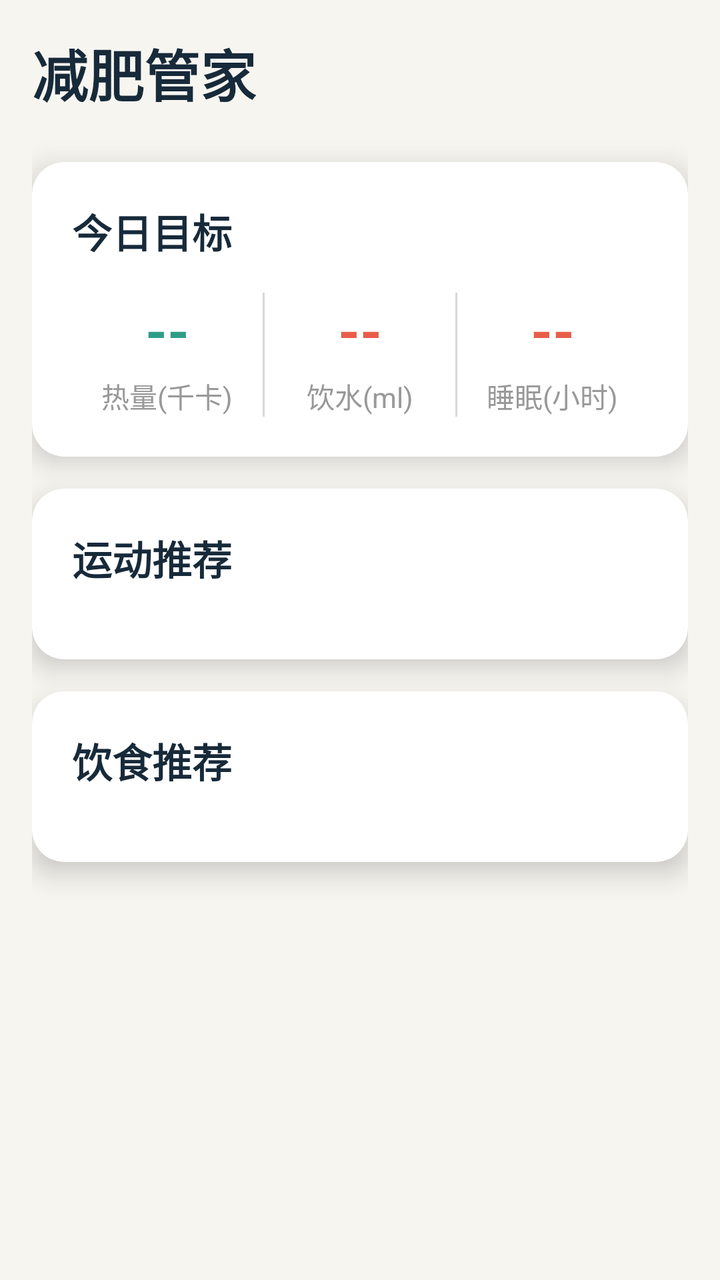
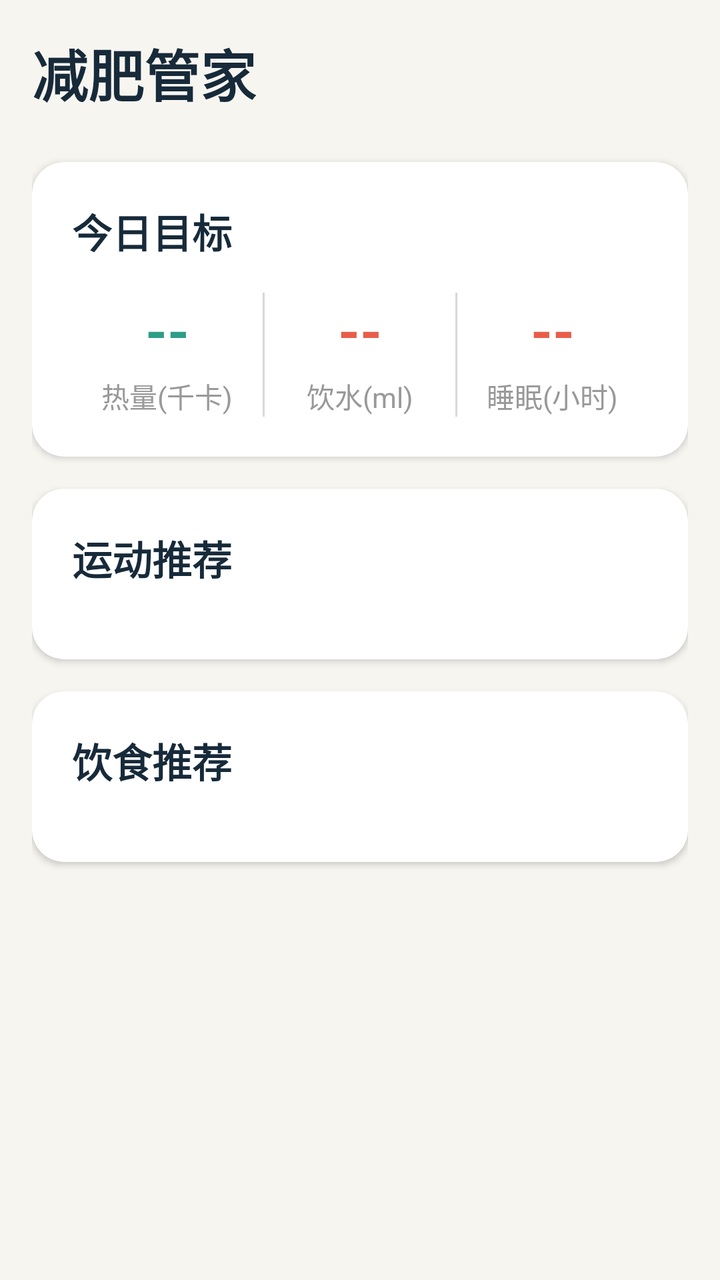

Two renders of the same Android screen: before a commit and after it. Below are the layout's source before the change and the commit's diff.
<!-- AndroidManifest.xml: application theme Theme.WeightLossBetting -->
<!-- res/layout/fragment_coach.xml -->
<?xml version="1.0" encoding="utf-8"?>
<androidx.core.widget.NestedScrollView xmlns:android="http://schemas.android.com/apk/res/android"
    xmlns:app="http://schemas.android.com/apk/res-auto"
    android:layout_width="match_parent"
    android:layout_height="match_parent"
    android:fillViewport="true"
    android:background="@color/xui_config_color_background">

    <LinearLayout
        android:layout_width="match_parent"
        android:layout_height="wrap_content"
        android:orientation="vertical"
        android:paddingStart="16dp"
        android:paddingEnd="16dp"
        android:paddingTop="16dp"
        android:paddingBottom="80dp">

        <TextView
            android:layout_width="wrap_content"
            android:layout_height="wrap_content"
            android:text="减肥管家"
            android:textSize="28sp"
            android:textStyle="bold"
            android:textColor="@color/xui_config_color_text_title"
            android:layout_marginBottom="24dp" />

        
        <androidx.cardview.widget.CardView
            android:layout_width="match_parent"
            android:layout_height="wrap_content"
            android:layout_marginBottom="16dp"
            app:cardCornerRadius="16dp"
            app:cardElevation="8dp">

            <LinearLayout
                android:layout_width="match_parent"
                android:layout_height="wrap_content"
                android:orientation="vertical"
                android:padding="20dp">

                <TextView
                    android:layout_width="wrap_content"
                    android:layout_height="wrap_content"
                    android:text="今日目标"
                    android:textSize="20sp"
                    android:textStyle="bold"
                    android:textColor="@color/xui_config_color_text_title"
                    android:layout_marginBottom="16dp" />

                <LinearLayout
                    android:layout_width="match_parent"
                    android:layout_height="wrap_content"
                    android:orientation="horizontal">

                    <LinearLayout
                        android:layout_width="0dp"
                        android:layout_height="wrap_content"
                        android:layout_weight="1"
                        android:orientation="vertical"
                        android:gravity="center">

                        <TextView
                            android:id="@+id/tvCalories"
                            android:layout_width="wrap_content"
                            android:layout_height="wrap_content"
                            android:text="--"
                            android:textSize="28sp"
                            android:textStyle="bold"
                            android:textColor="@color/brand_accent" />

                        <TextView
                            android:layout_width="wrap_content"
                            android:layout_height="wrap_content"
                            android:text="热量(千卡)"
                            android:textSize="14sp"
                            android:textColor="@color/xui_config_color_text_gray"
                            android:layout_marginTop="4dp" />

                    </LinearLayout>

                    <View
                        android:layout_width="1dp"
                        android:layout_height="match_parent"
                        android:background="@color/xui_config_color_divider" />

                    <LinearLayout
                        android:layout_width="0dp"
                        android:layout_height="wrap_content"
                        android:layout_weight="1"
                        android:orientation="vertical"
                        android:gravity="center">

                        <TextView
                            android:id="@+id/tvWater"
                            android:layout_width="wrap_content"
                            android:layout_height="wrap_content"
                            android:text="--"
                            android:textSize="28sp"
                            android:textStyle="bold"
                            android:textColor="@color/brand_primary" />

                        <TextView
                            android:layout_width="wrap_content"
                            android:layout_height="wrap_content"
                            android:text="饮水(ml)"
                            android:textSize="14sp"
                            android:textColor="@color/xui_config_color_text_gray"
                            android:layout_marginTop="4dp" />

                    </LinearLayout>

                    <View
                        android:layout_width="1dp"
                        android:layout_height="match_parent"
                        android:background="@color/xui_config_color_divider" />

                    <LinearLayout
                        android:layout_width="0dp"
                        android:layout_height="wrap_content"
                        android:layout_weight="1"
                        android:orientation="vertical"
                        android:gravity="center">

                        <TextView
                            android:id="@+id/tvSleep"
                            android:layout_width="wrap_content"
                            android:layout_height="wrap_content"
                            android:text="--"
                            android:textSize="28sp"
                            android:textStyle="bold"
                            android:textColor="@color/brand_primary" />

                        <TextView
                            android:layout_width="wrap_content"
                            android:layout_height="wrap_content"
                            android:text="睡眠(小时)"
                            android:textSize="14sp"
                            android:textColor="@color/xui_config_color_text_gray"
                            android:layout_marginTop="4dp" />

                    </LinearLayout>

                </LinearLayout>

            </LinearLayout>

        </androidx.cardview.widget.CardView>

        
        <androidx.cardview.widget.CardView
            android:layout_width="match_parent"
            android:layout_height="wrap_content"
            android:layout_marginBottom="16dp"
            app:cardCornerRadius="16dp"
            app:cardElevation="8dp">

            <LinearLayout
                android:layout_width="match_parent"
                android:layout_height="wrap_content"
                android:orientation="vertical"
                android:padding="20dp">

                <TextView
                    android:layout_width="wrap_content"
                    android:layout_height="wrap_content"
                    android:text="运动推荐"
                    android:textSize="20sp"
                    android:textStyle="bold"
                    android:textColor="@color/xui_config_color_text_title"
                    android:layout_marginBottom="16dp" />

                <LinearLayout
                    android:id="@+id/llExerciseRecommendations"
                    android:layout_width="match_parent"
                    android:layout_height="wrap_content"
                    android:orientation="vertical" />

            </LinearLayout>

        </androidx.cardview.widget.CardView>

        
        <androidx.cardview.widget.CardView
            android:layout_width="match_parent"
            android:layout_height="wrap_content"
            android:layout_marginBottom="16dp"
            app:cardCornerRadius="16dp"
            app:cardElevation="8dp">

            <LinearLayout
                android:layout_width="match_parent"
                android:layout_height="wrap_content"
                android:orientation="vertical"
                android:padding="20dp">

                <TextView
                    android:layout_width="wrap_content"
                    android:layout_height="wrap_content"
                    android:text="饮食推荐"
                    android:textSize="20sp"
                    android:textStyle="bold"
                    android:textColor="@color/xui_config_color_text_title"
                    android:layout_marginBottom="16dp" />

                <LinearLayout
                    android:id="@+id/llDietRecommendations"
                    android:layout_width="match_parent"
                    android:layout_height="wrap_content"
                    android:orientation="vertical" />

            </LinearLayout>

        </androidx.cardview.widget.CardView>

        
        <androidx.cardview.widget.CardView
            android:layout_width="match_parent"
            android:layout_height="wrap_content"
            android:layout_marginBottom="16dp"
            app:cardCornerRadius="16dp"
            app:cardElevation="8dp"
            android:visibility="gone"
            android:id="@+id/cvTips">

            <LinearLayout
                android:layout_width="match_parent"
                android:layout_height="wrap_content"
                android:orientation="vertical"
                android:padding="20dp">

                <TextView
                    android:layout_width="wrap_content"
                    android:layout_height="wrap_content"
                    android:text="综合建议"
                    android:textSize="20sp"
                    android:textStyle="bold"
                    android:textColor="@color/xui_config_color_text_title"
                    android:layout_marginBottom="16dp" />

                <TextView
                    android:id="@+id/tvTips"
                    android:layout_width="match_parent"
                    android:layout_height="wrap_content"
                    android:textSize="16sp"
                    android:textColor="@color/xui_config_color_text_content" />

            </LinearLayout>

        </androidx.cardview.widget.CardView>

        
        <ProgressBar
            android:id="@+id/progressBar"
            android:layout_width="wrap_content"
            android:layout_height="wrap_content"
            android:layout_gravity="center"
            android:visibility="gone" />

        
        <TextView
            android:id="@+id/tvEmptyMessage"
            android:layout_width="match_parent"
            android:layout_height="wrap_content"
            android:gravity="center"
            android:text="暂无推荐数据"
            android:textSize="16sp"
            android:textColor="@color/xui_config_color_text_gray"
            android:padding="32dp"
            android:visibility="gone" />

    </LinearLayout>

</androidx.core.widget.NestedScrollView>
<!-- resources referenced by this layout -->
<resources>
  <color name="brand_accent">#FF2E9D87</color>
  <color name="brand_primary">#FFE85D4A</color>
  <color name="xui_config_color_background">#FFF7F5F0</color>
  <color name="xui_config_color_divider">#D8D8D8</color>
  <color name="xui_config_color_text_content">#FF52616B</color>
  <color name="xui_config_color_text_gray">#999999</color>
  <color name="xui_config_color_text_title">#FF172A3A</color>
  <style name="Theme.WeightLossBetting" parent="Theme.MaterialComponents.Light.NoActionBar">
          <item name="colorPrimary">@color/brand_primary</item>
          <item name="colorPrimaryDark">@color/brand_primary_dark</item>
          <item name="colorAccent">@color/brand_accent</item>
          <item name="android:statusBarColor">@color/brand_primary_dark</item>
          <item name="android:navigationBarColor">@color/brand_background</item>
          <item name="android:windowLightStatusBar">false</item>
          <item name="android:windowLightNavigationBar">true</item>
          
          
          <item name="XUIThemeStyle">@style/XUITheme.Phone</item>
      </style>
  <color name="brand_primary_dark">#FFB94235</color>
  <color name="brand_background">#FFF7F5F0</color>
</resources>

<!-- the commit's change to res/layout/fragment_coach.xml (unified diff, before → after) -->
@@ -4,7 +4,7 @@
     android:layout_width="match_parent"
     android:layout_height="match_parent"
     android:fillViewport="true"
-    android:background="@color/xui_config_color_background">
+    android:background="@color/brand_background">
 
     <LinearLayout
         android:layout_width="match_parent"
@@ -21,7 +21,7 @@
             android:text="减肥管家"
             android:textSize="28sp"
             android:textStyle="bold"
-            android:textColor="@color/xui_config_color_text_title"
+            android:textColor="@color/brand_text"
             android:layout_marginBottom="24dp" />
 
         
@@ -30,7 +30,8 @@
             android:layout_height="wrap_content"
             android:layout_marginBottom="16dp"
             app:cardCornerRadius="16dp"
-            app:cardElevation="8dp">
+            app:cardElevation="2dp"
+            app:cardBackgroundColor="@color/brand_surface">
 
             <LinearLayout
                 android:layout_width="match_parent"
@@ -44,7 +45,7 @@
                     android:text="今日目标"
                     android:textSize="20sp"
                     android:textStyle="bold"
-                    android:textColor="@color/xui_config_color_text_title"
+                    android:textColor="@color/brand_text"
                     android:layout_marginBottom="16dp" />
 
                 <LinearLayout
@@ -152,7 +153,8 @@
             android:layout_height="wrap_content"
             android:layout_marginBottom="16dp"
             app:cardCornerRadius="16dp"
-            app:cardElevation="8dp">
+            app:cardElevation="2dp"
+            app:cardBackgroundColor="@color/brand_surface">
 
             <LinearLayout
                 android:layout_width="match_parent"
@@ -166,7 +168,7 @@
                     android:text="运动推荐"
                     android:textSize="20sp"
                     android:textStyle="bold"
-                    android:textColor="@color/xui_config_color_text_title"
+                    android:textColor="@color/brand_text"
                     android:layout_marginBottom="16dp" />
 
                 <LinearLayout
@@ -185,7 +187,8 @@
             android:layout_height="wrap_content"
             android:layout_marginBottom="16dp"
             app:cardCornerRadius="16dp"
-            app:cardElevation="8dp">
+            app:cardElevation="2dp"
+            app:cardBackgroundColor="@color/brand_surface">
 
             <LinearLayout
                 android:layout_width="match_parent"
@@ -199,7 +202,7 @@
                     android:text="饮食推荐"
                     android:textSize="20sp"
                     android:textStyle="bold"
-                    android:textColor="@color/xui_config_color_text_title"
+                    android:textColor="@color/brand_text"
                     android:layout_marginBottom="16dp" />
 
                 <LinearLayout
@@ -218,7 +221,8 @@
             android:layout_height="wrap_content"
             android:layout_marginBottom="16dp"
             app:cardCornerRadius="16dp"
-            app:cardElevation="8dp"
+            app:cardElevation="2dp"
+            app:cardBackgroundColor="@color/brand_surface"
             android:visibility="gone"
             android:id="@+id/cvTips">
 
@@ -234,7 +238,7 @@
                     android:text="综合建议"
                     android:textSize="20sp"
                     android:textStyle="bold"
-                    android:textColor="@color/xui_config_color_text_title"
+                    android:textColor="@color/brand_text"
                     android:layout_marginBottom="16dp" />
 
                 <TextView
<!-- resource entries referenced after the edit -->
@@ -2,11 +2,11 @@
 <resources>
   <color name="brand_accent">#FF2E9D87</color>
   <color name="brand_primary">#FFE85D4A</color>
-  <color name="xui_config_color_background">#FFF7F5F0</color>
+  <color name="brand_surface">#FFFFFFFF</color>
+  <color name="brand_text">#FF172A3A</color>
   <color name="xui_config_color_divider">#D8D8D8</color>
   <color name="xui_config_color_text_content">#FF52616B</color>
   <color name="xui_config_color_text_gray">#999999</color>
-  <color name="xui_config_color_text_title">#FF172A3A</color>
   <style name="Theme.WeightLossBetting" parent="Theme.MaterialComponents.Light.NoActionBar">
           <item name="colorPrimary">@color/brand_primary</item>
           <item name="colorPrimaryDark">@color/brand_primary_dark</item>
